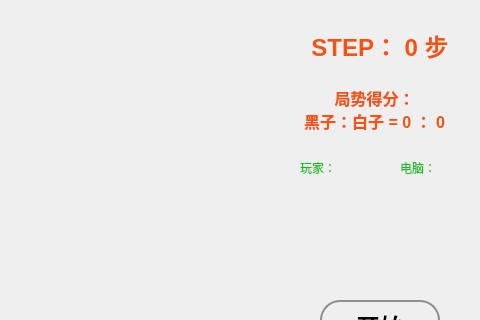
Above: RicardoGoBang/pvmwindow.ui from maplefan/RicardoGoBang before the change; both pictures show x 320 to 800 and y 0 to 320 of the 800 by 610 pixel window. Below: the same form after it.
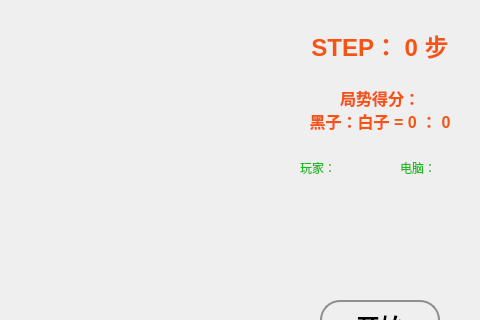
That is the form after the change.

```diff
--- a/RicardoGoBang/pvmwindow.ui
+++ b/RicardoGoBang/pvmwindow.ui
@@ -219,9 +219,9 @@
    <widget class="QLabel" name="label_step">
     <property name="geometry">
      <rect>
-      <x>630</x>
+      <x>600</x>
       <y>20</y>
-      <width>140</width>
+      <width>200</width>
       <height>50</height>
      </rect>
     </property>
@@ -246,9 +246,9 @@
    <widget class="QLabel" name="label_rate">
     <property name="geometry">
      <rect>
-      <x>609</x>
+      <x>600</x>
       <y>89</y>
-      <width>171</width>
+      <width>200</width>
       <height>41</height>
      </rect>
     </property>
```
